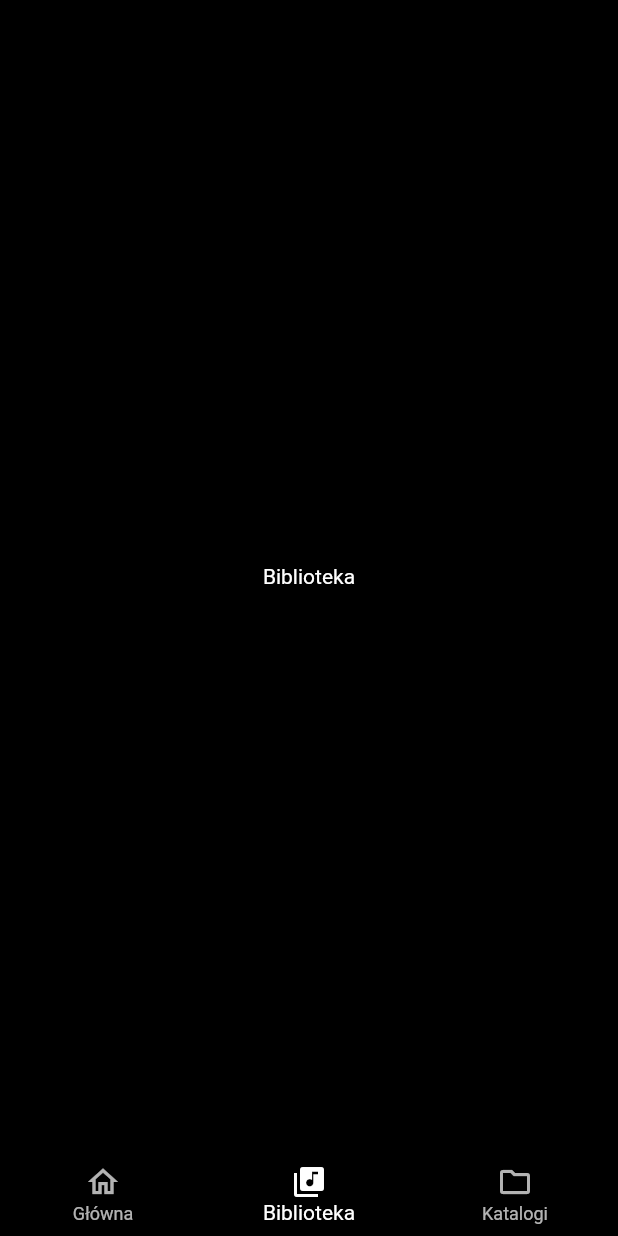
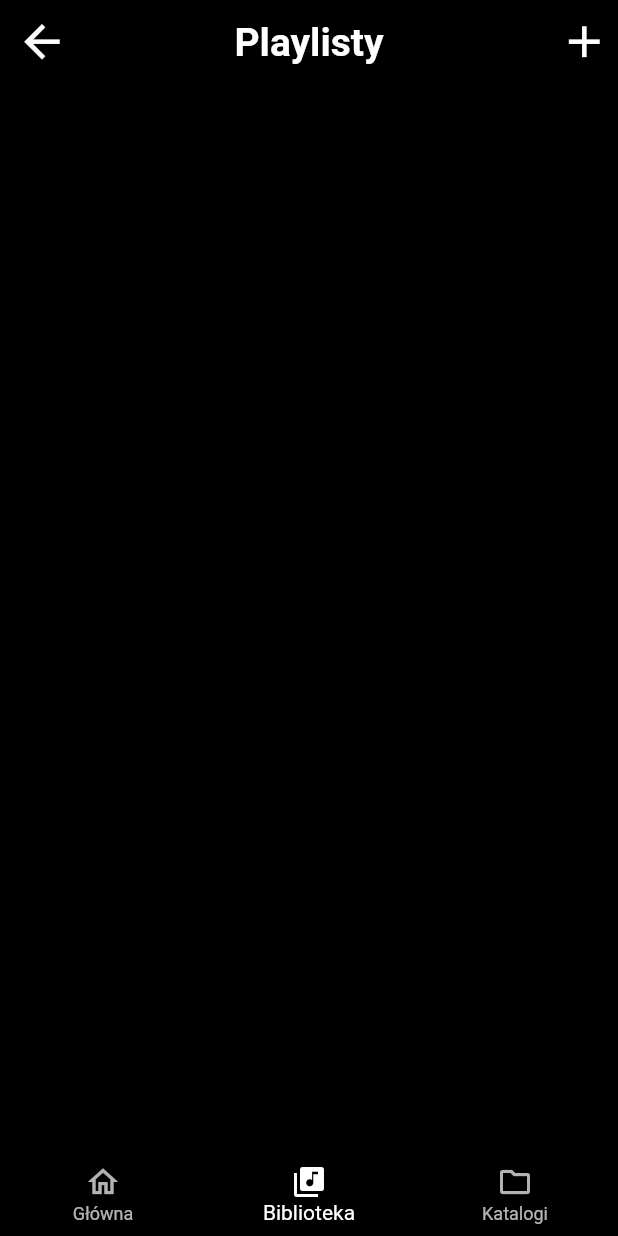
Before and after one commit to pureduck2/odtwarzacz, a Flutter app: the screen it shows after launch, item 2 of the bottom bar chosen, on a phone screen of 412 x 824 dp. Run offline on Flutter 3.47's test engine with Material 2 defaults, Android fonts, the phone set to English and light mode, and no system bars.

Commit message:
Update playlists.dart

```diff
--- a/lib/screens/playlists.dart
+++ b/lib/screens/playlists.dart
@@ -1,10 +1,32 @@
 import 'package:flutter/material.dart';
 
 class Playlists extends StatelessWidget {
-  const Playlists({super.key});
+  const Playlists({Key? key}) : super(key: key);
 
   @override
   Widget build(BuildContext context) {
-    return const Center(child: Text('Biblioteka'));
+    return MaterialApp(
+      title: 'Playlists',
+      home: Scaffold(
+        backgroundColor: Colors.black,
+        appBar: PreferredSize(preferredSize: const Size.fromHeight(65.0),
+         child: AppBar(
+          backgroundColor: Colors.black,
+           leading: IconButton(
+             icon: const Icon(Icons.arrow_back, size: 35),
+            onPressed: () {},
+         ),
+           title: const Text('Playlisty', style: TextStyle(fontSize: 26, fontWeight: FontWeight.bold),),
+            centerTitle: true,
+            actions: [
+              IconButton(
+                icon: const Icon(Icons.add, size: 35),
+                onPressed: () {}
+              )
+            ],
+          )
+        )
+          ),
+      );
   }
 }
```
